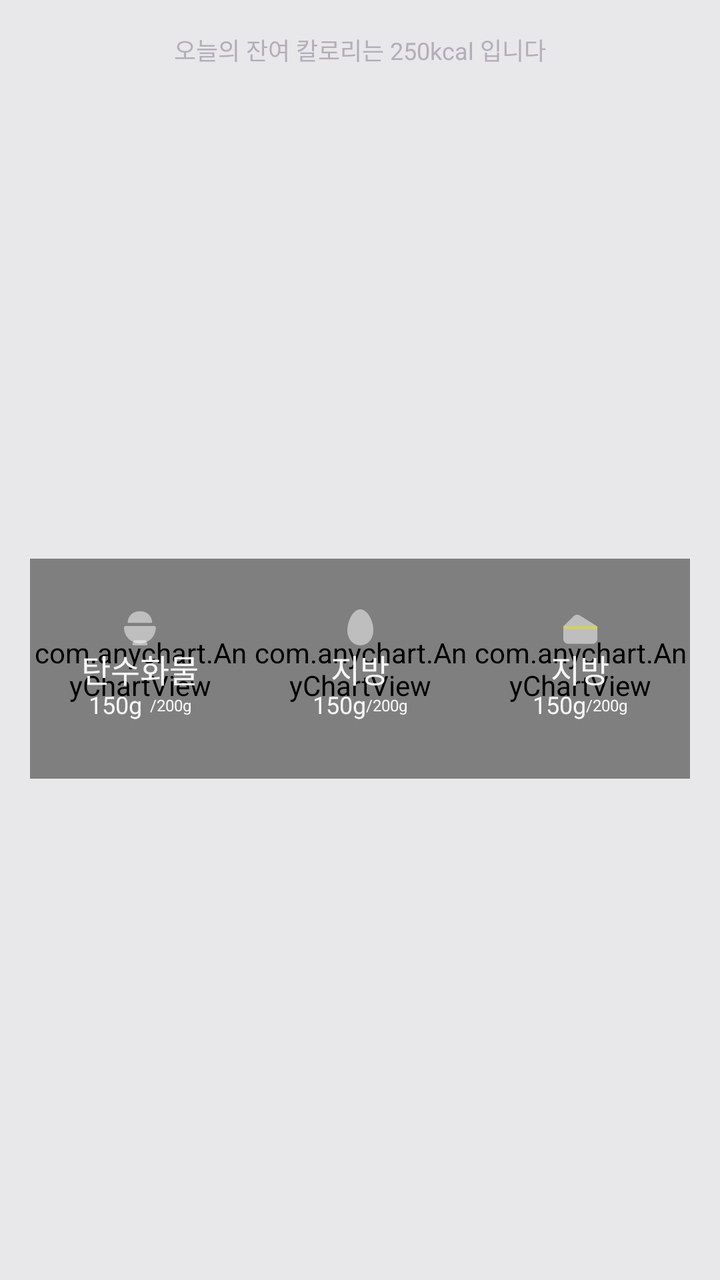
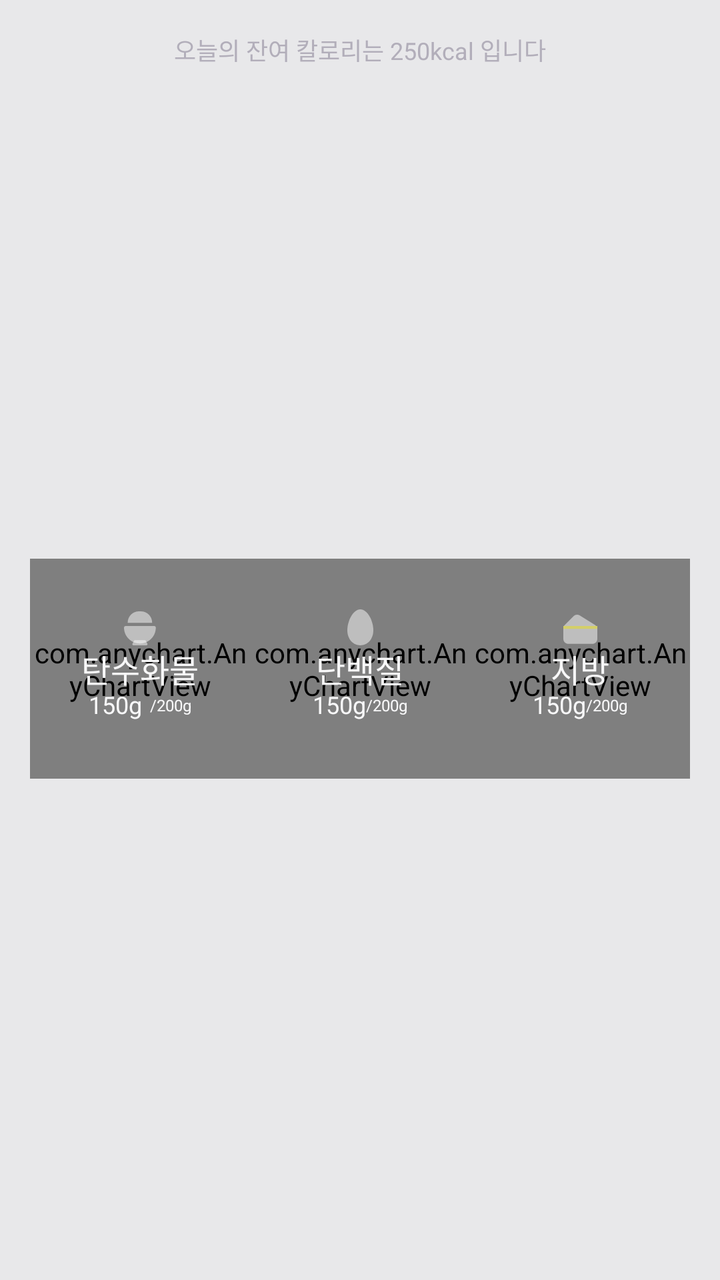

Before-and-after screenshots of an Android layout around one commit, followed by the original layout XML and the change that was made.
<!-- AndroidManifest.xml: application theme Theme.VeganLife -->
<!-- res/layout/fragment_life_check_daily.xml -->
<?xml version="1.0" encoding="utf-8"?>
<androidx.constraintlayout.widget.ConstraintLayout xmlns:android="http://schemas.android.com/apk/res/android"
    xmlns:app="http://schemas.android.com/apk/res-auto"
    xmlns:tools="http://schemas.android.com/tools"
    android:layout_width="match_parent"
    android:layout_height="wrap_content"
    android:background="@color/gray2"
    tools:context=".lifecheck.ui.view.LifeCheckDailyFragment">

    <TextView
        android:id="@+id/tv_lifecheck_daily_kcal"
        android:layout_width="wrap_content"
        android:layout_height="wrap_content"
        android:layout_marginTop="16dp"
        android:includeFontPadding="false"
        android:text="오늘의 잔여 칼로리는 250kcal 입니다"
        android:textAppearance="@style/Regular.Body5"
        android:textColor="@color/gray4"
        app:layout_constraintEnd_toEndOf="parent"
        app:layout_constraintStart_toStartOf="parent"
        app:layout_constraintTop_toTopOf="parent" />

    <com.anychart.AnyChartView
        android:id="@+id/anychart_lifecheck_daily_carbohydrate"
        android:layout_width="110dp"
        android:layout_height="110dp"
        android:layout_marginTop="25dp"
        android:layout_marginBottom="30dp"
        app:layout_constraintBottom_toBottomOf="parent"
        app:layout_constraintEnd_toStartOf="@id/anychart_lifecheck_daily_protein"
        app:layout_constraintStart_toStartOf="@id/tv_lifecheck_daily_kcal"
        app:layout_constraintTop_toBottomOf="@id/tv_lifecheck_daily_kcal" />

    <ImageView
        android:id="@+id/iv_lifecheck_daily_carbohydrate"
        android:layout_width="wrap_content"
        android:layout_height="wrap_content"
        android:src="@drawable/all_carbohydrate"
        app:layout_constraintBottom_toTopOf="@id/tv_lifecheck_daily_carbohydrate"
        app:layout_constraintEnd_toEndOf="@id/tv_lifecheck_daily_carbohydrate"
        app:layout_constraintStart_toStartOf="@id/tv_lifecheck_daily_carbohydrate" />

    <TextView
        android:id="@+id/tv_lifecheck_daily_carbohydrate"
        android:layout_width="wrap_content"
        android:layout_height="wrap_content"
        android:includeFontPadding="false"
        android:text="@string/all_carbohydrate"
        android:textAppearance="@style/Bold.Body4"
        android:textColor="@color/gray1"
        app:layout_constraintBottom_toBottomOf="@id/anychart_lifecheck_daily_carbohydrate"
        app:layout_constraintEnd_toEndOf="@id/anychart_lifecheck_daily_carbohydrate"
        app:layout_constraintStart_toStartOf="@id/anychart_lifecheck_daily_carbohydrate"
        app:layout_constraintTop_toTopOf="@id/anychart_lifecheck_daily_carbohydrate" />

    <TextView
        android:id="@+id/tv_lifecheck_daily_carbohydrate_intake"
        android:layout_width="wrap_content"
        android:layout_height="wrap_content"
        android:includeFontPadding="false"
        android:text="150g"
        android:textAppearance="@style/Bold.Body6"
        android:textColor="@color/gray1"
        app:layout_constraintEnd_toStartOf="@id/tv_lifecheck_daily_carbohydrate_recommend"
        app:layout_constraintStart_toStartOf="@id/tv_lifecheck_daily_carbohydrate"
        app:layout_constraintTop_toBottomOf="@id/tv_lifecheck_daily_carbohydrate" />

    <TextView
        android:id="@+id/tv_lifecheck_daily_carbohydrate_recommend"
        android:layout_width="wrap_content"
        android:layout_height="wrap_content"
        android:includeFontPadding="false"
        android:text="/200g"
        android:textAppearance="@style/Regular.Body7"
        android:textColor="@color/gray1"
        app:layout_constraintBottom_toBottomOf="@id/tv_lifecheck_daily_carbohydrate_intake"
        app:layout_constraintEnd_toEndOf="@id/tv_lifecheck_daily_carbohydrate"
        app:layout_constraintStart_toEndOf="@id/tv_lifecheck_daily_carbohydrate_intake"
        app:layout_constraintTop_toTopOf="@id/tv_lifecheck_daily_carbohydrate_intake" />

    <com.anychart.AnyChartView
        android:id="@+id/anychart_lifecheck_daily_protein"
        android:layout_width="110dp"
        android:layout_height="110dp"
        app:layout_constraintBottom_toBottomOf="@id/anychart_lifecheck_daily_carbohydrate"
        app:layout_constraintEnd_toStartOf="@id/anychart_lifecheck_daily_fat"
        app:layout_constraintStart_toEndOf="@id/anychart_lifecheck_daily_carbohydrate"
        app:layout_constraintTop_toTopOf="@id/anychart_lifecheck_daily_carbohydrate" />

    <ImageView
        android:id="@+id/iv_lifecheck_daily_protein"
        android:layout_width="wrap_content"
        android:layout_height="wrap_content"
        android:src="@drawable/all_protein"
        app:layout_constraintBottom_toTopOf="@id/tv_lifecheck_daily_protein"
        app:layout_constraintEnd_toEndOf="@id/tv_lifecheck_daily_protein"
        app:layout_constraintStart_toStartOf="@id/tv_lifecheck_daily_protein" />

    <TextView
        android:id="@+id/tv_lifecheck_daily_protein"
        android:layout_width="wrap_content"
        android:layout_height="wrap_content"
        android:includeFontPadding="false"
        android:text="@string/all_fat"
        android:textAppearance="@style/Bold.Body4"
        android:textColor="@color/gray1"
        app:layout_constraintBottom_toBottomOf="@id/anychart_lifecheck_daily_protein"
        app:layout_constraintEnd_toEndOf="@id/anychart_lifecheck_daily_protein"
        app:layout_constraintStart_toStartOf="@id/anychart_lifecheck_daily_protein"
        app:layout_constraintTop_toTopOf="@id/anychart_lifecheck_daily_protein" />

    <TextView
        android:id="@+id/tv_lifecheck_daily_protein_intake"
        android:layout_width="wrap_content"
        android:layout_height="wrap_content"
        android:includeFontPadding="false"
        android:text="150g"
        android:textAppearance="@style/Bold.Body6"
        android:textColor="@color/gray1"
        app:layout_constraintEnd_toStartOf="@id/tv_lifecheck_daily_protein_recommend"
        app:layout_constraintStart_toStartOf="@id/tv_lifecheck_daily_protein"
        app:layout_constraintTop_toBottomOf="@id/tv_lifecheck_daily_protein" />

    <TextView
        android:id="@+id/tv_lifecheck_daily_protein_recommend"
        android:layout_width="wrap_content"
        android:layout_height="wrap_content"
        android:includeFontPadding="false"
        android:text="/200g"
        android:textAppearance="@style/Regular.Body7"
        android:textColor="@color/gray1"
        app:layout_constraintBottom_toBottomOf="@id/tv_lifecheck_daily_protein_intake"
        app:layout_constraintEnd_toEndOf="@id/tv_lifecheck_daily_protein"
        app:layout_constraintStart_toEndOf="@id/tv_lifecheck_daily_protein_intake"
        app:layout_constraintTop_toTopOf="@id/tv_lifecheck_daily_protein_intake" />

    <com.anychart.AnyChartView
        android:id="@+id/anychart_lifecheck_daily_fat"
        android:layout_width="110dp"
        android:layout_height="110dp"
        app:layout_constraintBottom_toBottomOf="@id/anychart_lifecheck_daily_carbohydrate"
        app:layout_constraintEnd_toEndOf="@id/tv_lifecheck_daily_kcal"
        app:layout_constraintStart_toEndOf="@id/anychart_lifecheck_daily_protein"
        app:layout_constraintTop_toTopOf="@id/anychart_lifecheck_daily_carbohydrate" />

    <ImageView
        android:id="@+id/iv_lifecheck_daily_fat"
        android:layout_width="wrap_content"
        android:layout_height="wrap_content"
        android:src="@drawable/all_fat"
        app:layout_constraintBottom_toTopOf="@id/tv_lifecheck_daily_fat"
        app:layout_constraintEnd_toEndOf="@id/tv_lifecheck_daily_fat"
        app:layout_constraintStart_toStartOf="@id/tv_lifecheck_daily_fat" />

    <TextView
        android:id="@+id/tv_lifecheck_daily_fat"
        android:layout_width="wrap_content"
        android:layout_height="wrap_content"
        android:includeFontPadding="false"
        android:text="@string/all_fat"
        android:textAppearance="@style/Bold.Body4"
        android:textColor="@color/gray1"
        app:layout_constraintBottom_toBottomOf="@id/anychart_lifecheck_daily_fat"
        app:layout_constraintEnd_toEndOf="@id/anychart_lifecheck_daily_fat"
        app:layout_constraintStart_toStartOf="@id/anychart_lifecheck_daily_fat"
        app:layout_constraintTop_toTopOf="@id/anychart_lifecheck_daily_fat" />

    <TextView
        android:id="@+id/tv_lifecheck_daily_fat_intake"
        android:layout_width="wrap_content"
        android:layout_height="wrap_content"
        android:includeFontPadding="false"
        android:text="150g"
        android:textAppearance="@style/Bold.Body6"
        android:textColor="@color/gray1"
        app:layout_constraintEnd_toStartOf="@id/tv_lifecheck_daily_fat_recommend"
        app:layout_constraintStart_toStartOf="@id/tv_lifecheck_daily_fat"
        app:layout_constraintTop_toBottomOf="@id/tv_lifecheck_daily_fat" />

    <TextView
        android:id="@+id/tv_lifecheck_daily_fat_recommend"
        android:layout_width="wrap_content"
        android:layout_height="wrap_content"
        android:includeFontPadding="false"
        android:text="/200g"
        android:textAppearance="@style/Regular.Body7"
        android:textColor="@color/gray1"
        app:layout_constraintBottom_toBottomOf="@id/tv_lifecheck_daily_fat_intake"
        app:layout_constraintEnd_toEndOf="@id/tv_lifecheck_daily_fat"
        app:layout_constraintStart_toEndOf="@id/tv_lifecheck_daily_fat_intake"
        app:layout_constraintTop_toTopOf="@id/tv_lifecheck_daily_fat_intake" />

</androidx.constraintlayout.widget.ConstraintLayout>
<!-- resources referenced by this layout -->
<resources>
  <color name="gray1">#F8F8F9</color>
  <color name="gray2">#E8E8EA</color>
  <color name="gray4">#B2AEBA</color>
  <!-- drawable all_carbohydrate (drawable) -->
  <vector xmlns:android="http://schemas.android.com/apk/res/android"
      android:width="16dp"
      android:height="17dp"
      android:viewportWidth="16"
      android:viewportHeight="17">
    <path
        android:pathData="M0,8.124C0,7.701 0.343,7.357 0.767,7.357H15.147C15.571,7.357 15.914,7.701 15.914,8.124C15.914,12.513 12.346,16.071 7.957,16.071C3.568,16.071 0,12.513 0,8.124Z"
        android:strokeAlpha="0.5"
        android:fillColor="#ffffff"
        android:fillAlpha="0.5"/>
    <path
        android:pathData="M14.063,5.603C14.063,5.696 13.987,5.771 13.894,5.771L2.017,5.771C1.924,5.771 1.848,5.696 1.848,5.603C1.848,2.509 4.356,0 7.45,0L8.46,0C11.554,0 14.063,2.509 14.063,5.603Z"
        android:strokeAlpha="0.5"
        android:fillColor="#ffffff"
        android:fillAlpha="0.5"/>
    <path
        android:pathData="M5.023,14.678C5.114,14.506 5.293,14.398 5.488,14.398H10.423C10.618,14.398 10.796,14.506 10.887,14.678L11.7,16.211C11.885,16.561 11.632,16.983 11.236,16.983H4.676C4.28,16.983 4.026,16.562 4.211,16.212L5.023,14.678Z"
        android:strokeAlpha="0.5"
        android:fillColor="#ffffff"
        android:fillAlpha="0.5"/>
  </vector>
  <!-- drawable all_fat (drawable) -->
  <vector xmlns:android="http://schemas.android.com/apk/res/android"
      android:width="17dp"
      android:height="16dp"
      android:viewportWidth="17"
      android:viewportHeight="16">
    <path
        android:pathData="M0.741,5.797L5.115,1.424C5.948,0.59 7.246,0.443 8.246,1.067L15.81,5.795C16.55,6.257 17,7.069 17,7.941V12.748C17,14.146 15.867,15.279 14.469,15.279H2.531C1.133,15.279 0,14.146 0,12.748V7.587C0,6.916 0.267,6.272 0.741,5.797Z"
        android:strokeAlpha="0.5"
        android:fillColor="#ffffff"
        android:fillAlpha="0.5"/>
    <path
        android:pathData="M0,6.338h17v1.431h-17z"
        android:fillColor="#D4CF69"/>
  </vector>
  <!-- drawable all_protein (drawable) -->
  <vector xmlns:android="http://schemas.android.com/apk/res/android"
      android:width="13dp"
      android:height="18dp"
      android:viewportWidth="13"
      android:viewportHeight="18">
    <path
        android:pathData="M13,10.451C13,15.049 10.09,18 6.5,18C2.91,18 0,15.049 0,10.451C0,5.854 2.91,0 6.5,0C10.09,0 13,5.854 13,10.451Z"
        android:strokeAlpha="0.5"
        android:fillColor="#ffffff"
        android:fillAlpha="0.5"/>
  </vector>
  <string name="all_carbohydrate">탄수화물</string>
  <string name="all_fat">지방</string>
  <style name="Bold.Body4" parent="Bold">
          <item name="android:textSize">16sp</item>
      </style>
  <style name="Bold.Body6" parent="Bold">
          <item name="android:textSize">12sp</item>
      </style>
  <style name="Regular.Body5" parent="Regular">
          <item name="android:textSize">12sp</item>
      </style>
  <style name="Regular.Body7" parent="Regular">
          <item name="android:textSize">8sp</item>
      </style>
  <style name="Theme.VeganLife" parent="Base.Theme.VeganLife">
          <item name="android:windowBackground">@color/white</item>
      </style>
  <style name="Bold">
          <item name="fontFamily">@font/noto_sans_kr_bold</item>
      </style>
  <style name="Regular">
          <item name="fontFamily">@font/noto_sans_kr_regular</item>
      </style>
  <style name="Base.Theme.VeganLife" parent="Theme.Material3.DayNight.NoActionBar">
          
          
      </style>
  <color name="white">#FFFFFF</color>
</resources>

<!-- the commit's change to res/layout/fragment_life_check_daily.xml (unified diff, before → after) -->
@@ -101,7 +101,7 @@
         android:layout_width="wrap_content"
         android:layout_height="wrap_content"
         android:includeFontPadding="false"
-        android:text="@string/all_fat"
+        android:text="@string/all_protein"
         android:textAppearance="@style/Bold.Body4"
         android:textColor="@color/gray1"
         app:layout_constraintBottom_toBottomOf="@id/anychart_lifecheck_daily_protein"
<!-- resource entries referenced after the edit -->
@@ -54,6 +54,7 @@
   </vector>
   <string name="all_carbohydrate">탄수화물</string>
   <string name="all_fat">지방</string>
+  <string name="all_protein">단백질</string>
   <style name="Bold.Body4" parent="Bold">
           <item name="android:textSize">16sp</item>
       </style>
